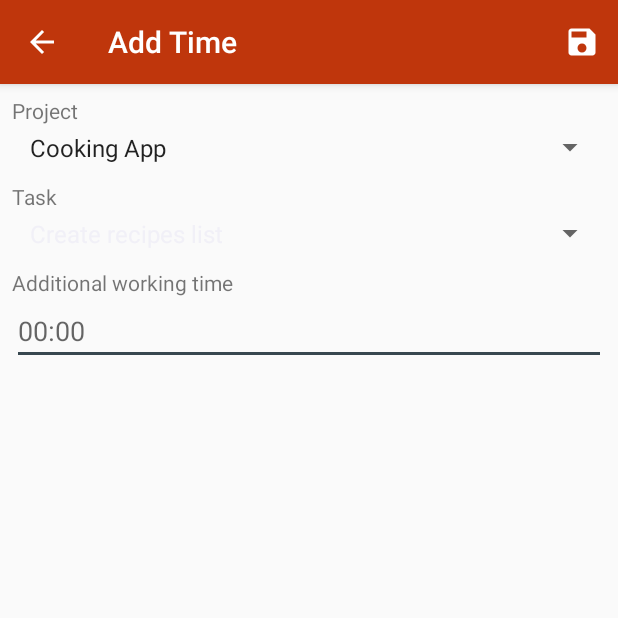
After one commit to Yahhi/PlanChecker, an Android app: the AddTime screen opened directly, with no data from a screen before it, on a phone screen of 412 x 824 dp, the top half of it. The commit adds this screen. Run offline under Robolectric (Android 15) with nearby library versions, the light colour scheme and no system bars.

Commit message:
User can add additional time

```diff
--- a/app/src/main/java/ru/na_uglu/planchecker/AddTask.java
+++ b/app/src/main/java/ru/na_uglu/planchecker/AddTask.java
@@ -70,7 +70,7 @@ public class AddTask extends AppCompatActivity {
             int projectId = data.getProjectIdFromTitle(projectSelection.getSelectedItem().toString());
             data.saveTask(taskId, projectId,
                     taskTitle.getText().toString(),
-                    taskTime.getText().toString(),
+                    data.convertEnteredTimeToInt(taskTime.getText().toString()),
                     comment.getText().toString());
             data.closeDataConnection();
 
--- /dev/null
+++ b/app/src/main/java/ru/na_uglu/planchecker/AddTime.java
@@ -0,0 +1,92 @@
+package ru.na_uglu.planchecker;
+
+import android.app.Activity;
+import android.os.Bundle;
+import android.support.design.widget.FloatingActionButton;
+import android.support.design.widget.Snackbar;
+import android.support.v7.app.AppCompatActivity;
+import android.support.v7.widget.Toolbar;
+import android.view.Menu;
+import android.view.MenuItem;
+import android.view.View;
+import android.widget.AdapterView;
+import android.widget.ArrayAdapter;
+import android.widget.EditText;
+import android.widget.Spinner;
+
+public class AddTime extends AppCompatActivity {
+
+    Spinner projectSelection;
+    Spinner taskSelection;
+    EditText time;
+
+    MenuItem saveButton;
+
+    @Override
+    protected void onCreate(Bundle savedInstanceState) {
+        super.onCreate(savedInstanceState);
+        setContentView(R.layout.activity_add_time);
+        Toolbar toolbar = (Toolbar) findViewById(R.id.toolbar);
+        setSupportActionBar(toolbar);
+
+        getSupportActionBar().setDisplayHomeAsUpEnabled(true);
+
+        projectSelection = (Spinner) findViewById(R.id.project_selection);
+        taskSelection = (Spinner) findViewById(R.id.task_selection);
+        taskSelection.setOnItemSelectedListener(new AdapterView.OnItemSelectedListener() {
+            @Override
+            public void onItemSelected(AdapterView<?> parent, View view, int position, long id) {
+                saveButton.setEnabled(true);
+            }
+
+            @Override
+            public void onNothingSelected(AdapterView<?> parent) {
+
+            }
+        });
+        time = (EditText) findViewById(R.id.time_to_add);
+
+        LocalData data = new LocalData(this, false);
+        String[] projectTitles = data.getProjectTitles();
+        data.closeDataConnection();
+        projectSelection.setAdapter(new ArrayAdapter<String>(this, android.R.layout.simple_spinner_item, projectTitles));
+        projectSelection.setOnItemSelectedListener(new AdapterView.OnItemSelectedListener() {
+            @Override
+            public void onItemSelected(AdapterView<?> parent, View view, int position, long id) {
+                LocalData localData = new LocalData(getBaseContext(), false);
+                String[] taskTitles = localData.getTaskTitles(parent.getItemAtPosition(position).toString());
+                taskSelection.setAdapter(new ArrayAdapter<String>(getBaseContext(), android.R.layout.simple_spinner_item, taskTitles));
+                localData.closeDataConnection();
+            }
+
+            @Override
+            public void onNothingSelected(AdapterView<?> parent) {
+
+            }
+        });
+    }
+
+
+    @Override
+    public boolean onCreateOptionsMenu(Menu menu) {
+        getMenuInflater().inflate(R.menu.menu_save, menu);
+        saveButton = menu.getItem(0);
+        saveButton.setEnabled(false);
+        return true;
+    }
+
+    @Override
+    public boolean onOptionsItemSelected(MenuItem item) {
+        int id = item.getItemId();
+        if (id == R.id.save_menuitem) {
+            LocalData data = new LocalData(this, true);
+            data.addTimeToTask(data.getTaskIdFromTitle(taskSelection.getSelectedItem().toString()),
+                    data.convertEnteredTimeToInt(time.getText().toString()));
+            data.closeDataConnection();
+
+            setResult(Activity.RESULT_OK);
+            finish();
+        }
+        return super.onOptionsItemSelected(item);
+    }
+}
--- a/app/src/main/java/ru/na_uglu/planchecker/LocalData.java
+++ b/app/src/main/java/ru/na_uglu/planchecker/LocalData.java
@@ -166,11 +166,11 @@ class LocalData {
         return intervals;
     }
 
-    void saveTask(int taskId, int projectId, String title, String estimatedTime, String comment) {
+    void saveTask(int taskId, int projectId, String title, int estimatedTime, String comment) {
         ContentValues values = new ContentValues();
         values.put("project_id", projectId);
         values.put("title", title);
-        values.put("estimated_time", convertEnteredTimeToInt(estimatedTime));
+        values.put("estimated_time", estimatedTime);
         values.put("comment", comment);
         if (taskId == 0) {
             db.insert("tasks", "", values);
@@ -179,7 +179,7 @@ class LocalData {
         }
     }
 
-    private int convertEnteredTimeToInt(String estimatedTime) {
+    int convertEnteredTimeToInt(String estimatedTime) {
         String[] hoursAndMinutes = estimatedTime.split(":");
         int timeInMinutes;
         try {
@@ -218,4 +218,31 @@ class LocalData {
         cursor.close();
         return id;
     }
+
+    int getTaskIdFromTitle(String selectedItem) {
+        int id = 0;
+        Cursor cursor = db.rawQuery("SELECT id FROM tasks WHERE title = ?", new String[]{selectedItem});
+        if (cursor.getCount() > 0) {
+            cursor.moveToFirst();
+            id = cursor.getInt(cursor.getColumnIndex("id"));
+        }
+        cursor.close();
+        return id;
+    }
+
+    String[] getTaskTitles(String projectTitle) {
+        int projectId = getProjectIdFromTitle(projectTitle);
+        Cursor cursorTaskTitles = db.rawQuery(
+                "SELECT title FROM tasks WHERE project_id = ? ORDER BY id ASC",
+                new String[]{Integer.toString(projectId)});
+        String[] titles = new String[cursorTaskTitles.getCount()];
+        cursorTaskTitles.moveToFirst();
+        int i = 0;
+        while (!cursorTaskTitles.isAfterLast()) {
+            titles[i++] = cursorTaskTitles.getString(cursorTaskTitles.getColumnIndex("title"));
+            cursorTaskTitles.moveToNext();
+        }
+        cursorTaskTitles.close();
+        return titles;
+    }
 }
--- a/app/src/main/java/ru/na_uglu/planchecker/MainActivity.java
+++ b/app/src/main/java/ru/na_uglu/planchecker/MainActivity.java
@@ -47,7 +47,8 @@ public class MainActivity extends AppCompatActivity {
         fab_time.setOnClickListener(new View.OnClickListener() {
             @Override
             public void onClick(View v) {
-                //TODO open addTime activity
+                Intent intent = new Intent(getApplicationContext(), AddTime.class);
+                startActivityForResult(intent, ProjectTaskListAdapter.REQUEST_TIMER);
             }
         });
 
--- /dev/null
+++ b/app/src/main/res/layout/activity_add_time.xml
@@ -0,0 +1,25 @@
+<?xml version="1.0" encoding="utf-8"?>
+<android.support.design.widget.CoordinatorLayout xmlns:android="http://schemas.android.com/apk/res/android"
+    xmlns:app="http://schemas.android.com/apk/res-auto"
+    xmlns:tools="http://schemas.android.com/tools"
+    android:layout_width="match_parent"
+    android:layout_height="match_parent"
+    tools:context="ru.na_uglu.planchecker.AddTime">
+
+    <android.support.design.widget.AppBarLayout
+        android:layout_width="match_parent"
+        android:layout_height="wrap_content"
+        android:theme="@style/AppTheme.AppBarOverlay">
+
+        <android.support.v7.widget.Toolbar
+            android:id="@+id/toolbar"
+            android:layout_width="match_parent"
+            android:layout_height="?attr/actionBarSize"
+            android:background="?attr/colorPrimary"
+            app:popupTheme="@style/AppTheme.PopupOverlay" />
+
+    </android.support.design.widget.AppBarLayout>
+
+    <include layout="@layout/content_add_time" />
+
+</android.support.design.widget.CoordinatorLayout>
--- /dev/null
+++ b/app/src/main/res/layout/content_add_time.xml
@@ -0,0 +1,79 @@
+<?xml version="1.0" encoding="utf-8"?>
+<android.support.constraint.ConstraintLayout xmlns:android="http://schemas.android.com/apk/res/android"
+    xmlns:app="http://schemas.android.com/apk/res-auto"
+    xmlns:tools="http://schemas.android.com/tools"
+    android:layout_width="match_parent"
+    android:layout_height="match_parent"
+    app:layout_behavior="@string/appbar_scrolling_view_behavior"
+    tools:context="ru.na_uglu.planchecker.AddTime"
+    tools:showIn="@layout/activity_add_time">
+
+    <TextView
+        android:id="@+id/textView10"
+        android:layout_width="wrap_content"
+        android:layout_height="wrap_content"
+        android:text="@string/project"
+        app:layout_constraintTop_toTopOf="parent"
+        android:layout_marginTop="8dp"
+        android:layout_marginStart="8dp"
+        app:layout_constraintLeft_toLeftOf="parent" />
+
+    <Spinner
+        android:id="@+id/project_selection"
+        android:layout_width="0dp"
+        android:layout_height="wrap_content"
+        app:layout_constraintTop_toBottomOf="@+id/textView10"
+        android:layout_marginLeft="8dp"
+        app:layout_constraintLeft_toLeftOf="parent"
+        android:layout_marginRight="8dp"
+        android:padding="4dp"
+        app:layout_constraintRight_toRightOf="parent"
+        android:layout_marginStart="8dp"
+        android:layout_marginEnd="8dp" />
+
+    <TextView
+        android:id="@+id/textView11"
+        android:layout_width="wrap_content"
+        android:layout_height="wrap_content"
+        android:layout_marginTop="8dp"
+        android:layout_marginStart="8dp"
+        android:text="@string/task"
+        app:layout_constraintLeft_toLeftOf="parent"
+        app:layout_constraintTop_toBottomOf="@+id/project_selection" />
+
+    <Spinner
+        android:id="@+id/task_selection"
+        android:padding="4dp"
+        android:layout_width="0dp"
+        android:layout_height="wrap_content"
+        android:layout_marginTop="0dp"
+        app:layout_constraintTop_toBottomOf="@+id/textView11"
+        android:layout_marginLeft="8dp"
+        app:layout_constraintLeft_toLeftOf="parent"
+        android:layout_marginRight="8dp"
+        app:layout_constraintRight_toRightOf="parent" />
+
+    <TextView
+        android:id="@+id/textView12"
+        android:layout_width="wrap_content"
+        android:layout_height="wrap_content"
+        android:layout_marginStart="8dp"
+        android:layout_marginTop="8dp"
+        android:text="@string/additional_working_time"
+        app:layout_constraintLeft_toLeftOf="parent"
+        app:layout_constraintTop_toBottomOf="@+id/task_selection" />
+
+    <EditText
+        android:id="@+id/time_to_add"
+        android:layout_width="0dp"
+        android:layout_height="wrap_content"
+        android:layout_marginLeft="8dp"
+        android:layout_marginRight="8dp"
+        android:layout_marginTop="0dp"
+        android:ems="10"
+        android:hint="@string/_00_00"
+        android:inputType="time"
+        app:layout_constraintLeft_toLeftOf="parent"
+        app:layout_constraintRight_toRightOf="parent"
+        app:layout_constraintTop_toBottomOf="@+id/textView12" />
+</android.support.constraint.ConstraintLayout>
--- /dev/null
+++ b/app/src/main/res/layout/default_spinner_item.xml
@@ -0,0 +1,12 @@
+<?xml version="1.0" encoding="utf-8"?>
+<LinearLayout xmlns:android="http://schemas.android.com/apk/res/android"
+    android:orientation="vertical" android:layout_width="match_parent"
+    android:layout_height="match_parent">
+
+    <TextView
+        android:id="@+id/textView13"
+        android:layout_width="match_parent"
+        android:layout_height="wrap_content"
+        android:padding="8dp"
+        android:text="" />
+</LinearLayout>
--- a/app/src/main/res/values/strings.xml
+++ b/app/src/main/res/values/strings.xml
@@ -3,8 +3,10 @@
     <string name="action_settings">Settings</string>
     <string name="project_title">Project Title</string>
     <string name="estimated_time">Estimated time: </string>
+    <string name="estimated_task_time">Estimated time: </string>
+    <string name="real_time">/ Real time: </string>
+    <string name="total_task_time">Total time: </string>
     <string name="_00_00">00:00</string>
-    <string name="real_time">/ Real time: </string>
     <string name="task_title">Task title</string>
     <string name="comment">Comment</string>
     <string name="title_activity_add_task">Task Editor</string>
@@ -14,12 +16,14 @@
     <string name="pomodoro_start_button">Pomodoro start button</string>
     <string name="graph">Graph</string>
     <string name="title_activity_timer">TimerActivity</string>
-    <string name="total_task_time">Total time: </string>
-    <string name="estimated_task_time">Estimated time: </string>
     <string name="start_or_pause_chronometer_button">start or pause chronometer button</string>
     <string name="back_on_timer_activity_title">Do you want to stop timer?</string>
     <string name="back_on_timer_activity">The task is still in progress. Do you want to stop working on this task?</string>
     <string name="yes">Yes</string>
     <string name="no">No</string>
     <string name="in_project">In project</string>
+    <string name="title_activity_add_time">Add Time</string>
+    <string name="task">Task</string>
+    <string name="additional_working_time">Additional working time</string>
+    <string name="project">Project</string>
 </resources>
--- a/app/src/main/res/values/styles.xml
+++ b/app/src/main/res/values/styles.xml
@@ -6,6 +6,9 @@
         <item name="colorPrimary">@color/colorPrimary</item>
         <item name="colorPrimaryDark">@color/colorPrimaryDark</item>
         <item name="colorAccent">@color/colorAccent</item>
+
+        <item name="android:dropDownListViewStyle">@style/Widget.Spinner.DropDown.ListView</item>
+
     </style>
 
     <style name="AppTheme.NoActionBar">
@@ -36,4 +39,8 @@
         <item name="android:textColor">@color/colorSecondaryDark</item>
     </style>
 
+    <style name="Widget.Spinner.DropDown.ListView" parent="Widget.AppCompat.ListView.DropDown">
+        <item name="android:padding">8dp</item>
+    </style>
+
 </resources>
```
Also changed, not shown: app/src/main/AndroidManifest.xml (+9 -0 lines).
